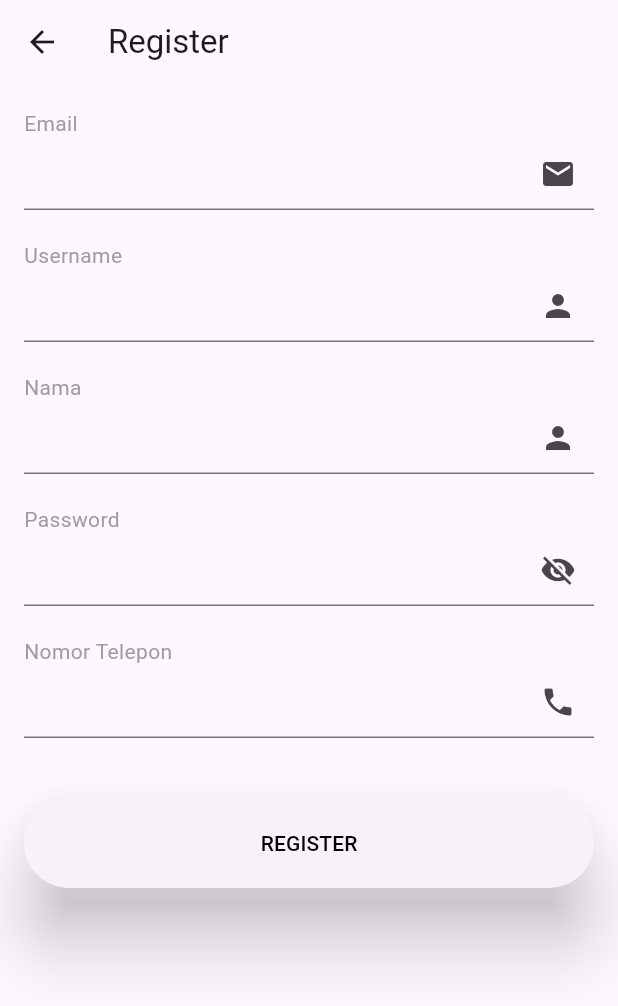
After one commit to FrienDotJava/AtmaCinema, a Flutter app: the screen it shows after launch, after a tap on "Don't have an account? Register here", on a phone screen of 412 x 824 dp. The commit adds this screen. Shown: the top 1006 px of the screen. Run offline on Flutter 3.47's test engine with Material 3 defaults, Android fonts, the phone set to English and light mode, and no system bars.

Commit message:
page register dan tambah register pada page login

```diff
--- a/lib/login.dart
+++ b/lib/login.dart
@@ -1,4 +1,5 @@
 import 'package:flutter/material.dart';
+import 'package:tubes/register.dart';
 
 class LoginPage extends StatefulWidget {
   const LoginPage({super.key});
@@ -25,7 +26,7 @@ class _LoginPageState extends State<LoginPage> {
           image: const AssetImage("images/bg2.jpg"),
           fit: BoxFit.cover,
           colorFilter:
-          ColorFilter.mode(myColor.withOpacity(0.2), BlendMode.dstATop),
+              ColorFilter.mode(myColor.withOpacity(0.2), BlendMode.dstATop),
         ),
       ),
       child: Scaffold(
@@ -34,7 +35,7 @@ class _LoginPageState extends State<LoginPage> {
           children: [
             Positioned(top: 80, child: _buildTop()),
             Positioned(bottom: 0, child: _buildBottom()),
-          ]
+          ],
         ),
       ),
     );
@@ -70,9 +71,9 @@ class _LoginPageState extends State<LoginPage> {
       child: Card(
         shape: const RoundedRectangleBorder(
             borderRadius: BorderRadius.only(
-              topLeft: Radius.circular(30),
-              topRight: Radius.circular(30),
-            )),
+          topLeft: Radius.circular(30),
+          topRight: Radius.circular(30),
+        )),
         child: Padding(
           padding: const EdgeInsets.all(32.0),
           child: _buildForm(),
@@ -103,6 +104,8 @@ class _LoginPageState extends State<LoginPage> {
         _buildLoginButton(),
         const SizedBox(height: 20),
         _buildOtherLogin(),
+        const SizedBox(height: 20),
+        _buildRegisterLink(), // Tambahkan widget ini untuk navigasi ke register
       ],
     );
   }
@@ -159,7 +162,10 @@ class _LoginPageState extends State<LoginPage> {
         shadowColor: Colors.black,
         minimumSize: const Size.fromHeight(60),
       ),
-      child: const Text("LOGIN", style: TextStyle(color: Colors.black),),
+      child: const Text(
+        "LOGIN",
+        style: TextStyle(color: Colors.black),
+      ),
     );
   }
 
@@ -181,4 +187,22 @@ class _LoginPageState extends State<LoginPage> {
       ),
     );
   }
+
+  // Tambahkan TextButton untuk navigasi ke RegisterPage
+  Widget _buildRegisterLink() {
+    return Center(
+      child: TextButton(
+        onPressed: () {
+          Navigator.push(
+            context,
+            MaterialPageRoute(builder: (context) => const RegisterPage()),
+          );
+        },
+        child: const Text(
+          "Don't have an account? Register here",
+          style: TextStyle(color: Colors.blue),
+        ),
+      ),
+    );
+  }
 }
--- /dev/null
+++ b/lib/register.dart
@@ -0,0 +1,121 @@
+import 'package:flutter/material.dart';
+
+class RegisterPage extends StatefulWidget {
+  const RegisterPage({super.key});
+
+  @override
+  State<RegisterPage> createState() => _RegisterPageState();
+}
+
+class _RegisterPageState extends State<RegisterPage> {
+  bool isPasswordVisible = false;
+  TextEditingController emailController = TextEditingController();
+  TextEditingController usernameController = TextEditingController();
+  TextEditingController nameController = TextEditingController();
+  TextEditingController passwordController = TextEditingController();
+  TextEditingController phoneController = TextEditingController();
+
+  @override
+  Widget build(BuildContext context) {
+    return Scaffold(
+      appBar: AppBar(
+        title: const Text("Register"),
+      ),
+      body: Padding(
+        padding: const EdgeInsets.all(16.0),
+        child: SingleChildScrollView(
+          child: Column(
+            crossAxisAlignment: CrossAxisAlignment.start,
+            children: [
+              _buildGreyText("Email"),
+              _buildInputField(emailController, isEmail: true),
+              const SizedBox(height: 20),
+              _buildGreyText("Username"),
+              _buildInputField(usernameController),
+              const SizedBox(height: 20),
+              _buildGreyText("Nama"),
+              _buildInputField(nameController),
+              const SizedBox(height: 20),
+              _buildGreyText("Password"),
+              _buildPasswordField(passwordController),
+              const SizedBox(height: 20),
+              _buildGreyText("Nomor Telepon"),
+              _buildInputField(phoneController,
+                  isPhone: true), // Nomor telepon menggunakan keyboard angka
+              const SizedBox(height: 40),
+              _buildRegisterButton(),
+            ],
+          ),
+        ),
+      ),
+    );
+  }
+
+  Widget _buildGreyText(String text) {
+    return Text(
+      text,
+      style: const TextStyle(color: Colors.grey),
+    );
+  }
+
+  Widget _buildInputField(TextEditingController controller,
+      {bool isEmail = false, bool isPhone = false}) {
+    return TextField(
+      controller: controller,
+      keyboardType: isEmail
+          ? TextInputType.emailAddress
+          : isPhone
+              ? TextInputType
+                  .phone // Gunakan keyboard angka untuk input nomor telepon
+              : TextInputType.text,
+      decoration: InputDecoration(
+        suffixIcon: isEmail
+            ? const Icon(Icons.email)
+            : isPhone
+                ? const Icon(Icons.phone)
+                : const Icon(Icons.person),
+      ),
+    );
+  }
+
+  Widget _buildPasswordField(TextEditingController controller) {
+    return TextField(
+      controller: controller,
+      obscureText: !isPasswordVisible,
+      decoration: InputDecoration(
+        suffixIcon: IconButton(
+          icon: Icon(
+            isPasswordVisible ? Icons.visibility : Icons.visibility_off,
+          ),
+          onPressed: () {
+            setState(() {
+              isPasswordVisible = !isPasswordVisible;
+            });
+          },
+        ),
+      ),
+    );
+  }
+
+  Widget _buildRegisterButton() {
+    return ElevatedButton(
+      onPressed: () {
+        debugPrint("Email : ${emailController.text}");
+        debugPrint("Username : ${usernameController.text}");
+        debugPrint("Nama : ${nameController.text}");
+        debugPrint("Password : ${passwordController.text}");
+        debugPrint("Nomor Telepon : ${phoneController.text}");
+      },
+      style: ElevatedButton.styleFrom(
+        shape: const StadiumBorder(),
+        elevation: 20,
+        shadowColor: Colors.black,
+        minimumSize: const Size.fromHeight(60),
+      ),
+      child: const Text(
+        "REGISTER",
+        style: TextStyle(color: Colors.black),
+      ),
+    );
+  }
+}
```
